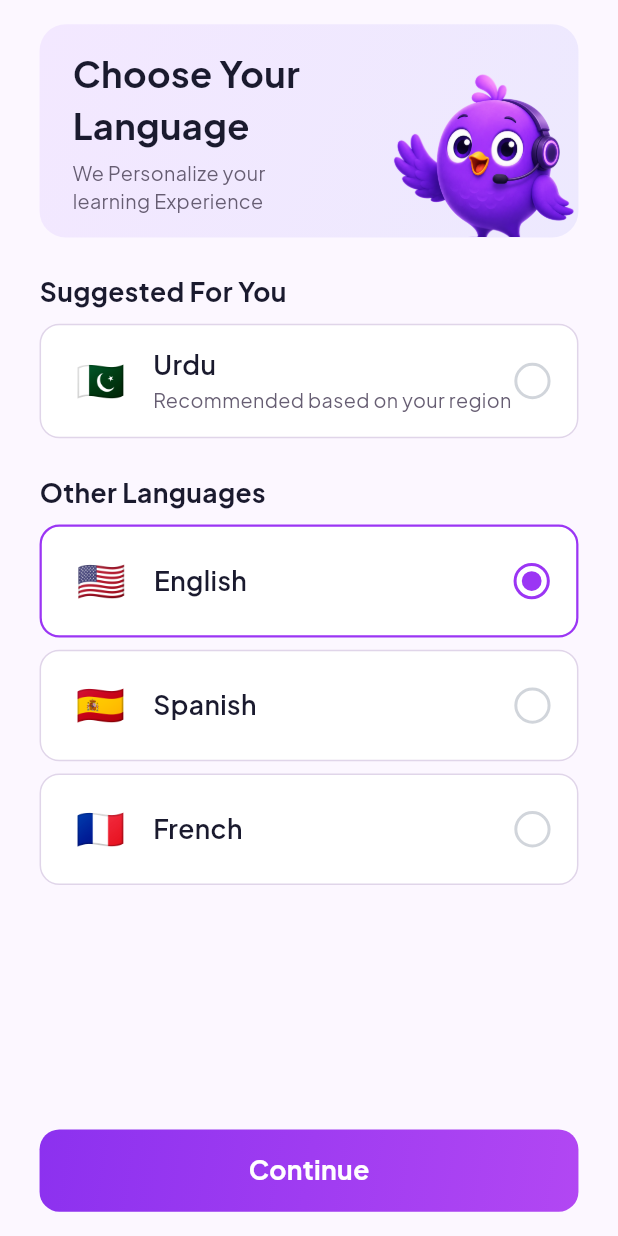
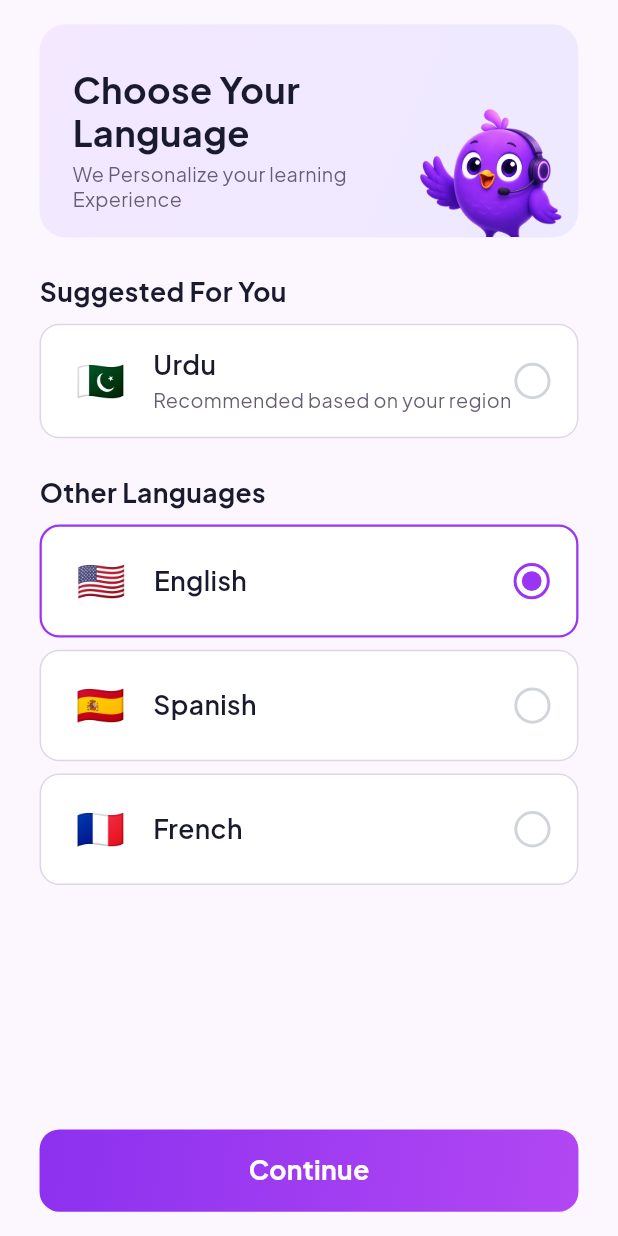
Before and after one commit to haa1117/Fluentta-AI, a Flutter app: the LanguageSelectionScreen screen opened directly, on a phone screen of 412 x 824 dp. Run offline on Flutter 3.47's test engine with Material 3 defaults, Android fonts, the phone set to English and light mode, and no system bars; our stand-ins replace app_links, cloud_firestore, confetti, connectivity_plus, dotted_decoration, dotted_line and 12 more; missing offline and left inert: in_app_purchase_android, record; accounts and stored records are empty; network calls fail; project files that could hold a hidden picture were left out.

Commit message:
Fix language selection Continue button and banner text overflow
Continue on the language picker had no loading state and no re-entry
guard, so a slow locale switch let a double-tap fire the flow twice.
LanguageViewModel.continueWithLanguage now guards against concurrent
calls and exposes isContinuing so the button shows a spinner and
disables itself while the switch is in flight.

Also gives the "Choose Your Language" banner a flexible height instead
of a fixed one, with maxLines + ellipsis on its text, so longer
translated strings don't overflow on small screens.

```diff
--- a/lib/views/language/language_selection_screen.dart
+++ b/lib/views/language/language_selection_screen.dart
@@ -94,7 +94,10 @@ class LanguageSelectionScreen extends StatelessWidget {
 
                   PrimaryButton(
                     text: l10n.continueBtn,
-                    onPressed: () => viewModel.continueWithLanguage(onComplete),
+                    isLoading: viewModel.isContinuing,
+                    onPressed: viewModel.isContinuing
+                        ? null
+                        : () => viewModel.continueWithLanguage(onComplete),
                   ),
                 ],
               ),
--- a/lib/widgets/common/language_banner.dart
+++ b/lib/widgets/common/language_banner.dart
@@ -14,61 +14,67 @@ class LanguageBanner extends StatelessWidget {
 
     return Container(
       width: double.infinity,
-      height: AppSizes.bannerHeight,
-      // padding: EdgeInsets.symmetric(
-      //   horizontal: AppSizes.w(20),
-      //   vertical: AppSizes.h(16),
-      // ),
+      constraints: BoxConstraints(minHeight: AppSizes.bannerHeight),
       decoration: BoxDecoration(
-        gradient:isDark ? null : AppColors.bannerGradient,
-        color: isDark ? Color(0xff302241):null,
+        gradient: isDark ? null : AppColors.bannerGradient,
+        color: isDark ? const Color(0xff302241) : null,
         borderRadius: BorderRadius.circular(AppSizes.cardRadius),
       ),
       child: Row(
+        crossAxisAlignment: CrossAxisAlignment.end,
         children: [
           Expanded(
             child: Padding(
-              padding:  EdgeInsets.symmetric(
-                  horizontal: AppSizes.w(20),
-                  vertical: AppSizes.h(16),
+              padding: EdgeInsets.symmetric(
+                horizontal: AppSizes.w(20),
+                vertical: AppSizes.h(16),
               ),
               child: Column(
                 crossAxisAlignment: CrossAxisAlignment.start,
                 mainAxisAlignment: MainAxisAlignment.center,
+                mainAxisSize: MainAxisSize.min,
                 children: [
                   Text(
                     l10n.chooseYourLanguage,
+                    maxLines: 2,
+                    overflow: TextOverflow.ellipsis,
                     style: TextStyle(
                       fontFamily: 'PlusJakartaSans',
                       fontSize: AppSizes.fontTitle,
                       fontWeight: FontWeight.w700,
-                      color:isDark ? AppColors.textPrimaryDark : AppColors.textPrimary,
+                      height: 1.2,
+                      color: isDark
+                          ? AppColors.textPrimaryDark
+                          : AppColors.textPrimary,
                     ),
                   ),
                   SizedBox(height: AppSizes.h(4)),
                   Text(
                     l10n.personalizeExperience,
+                    maxLines: 3,
+                    overflow: TextOverflow.ellipsis,
                     style: TextStyle(
                       fontFamily: 'PlusJakartaSans',
                       fontSize: AppSizes.fontCaption,
                       fontWeight: FontWeight.w400,
-                      color:isDark ? AppColors.textSecondaryDark : AppColors.textSecondary,
+                      height: 1.3,
+                      color: isDark
+                          ? AppColors.textSecondaryDark
+                          : AppColors.textSecondary,
                     ),
                   ),
                 ],
               ),
             ),
           ),
-          Align(
-            alignment: Alignment.bottomCenter,
-            child: Container(
+          Padding(
+            padding: EdgeInsetsDirectional.only(end: AppSizes.w(8)),
+            child: Image.asset(
+              AppAssets.chooseLanguageBird,
+              height: AppSizes.h(120),
+              width: AppSizes.w(100),
+              fit: BoxFit.contain,
               alignment: Alignment.bottomCenter,
-              // color: Colors.green,
-              child: Image.asset(
-                AppAssets.chooseLanguageBird,
-                height: AppSizes.h(120),
-                fit: BoxFit.contain,
-              ),
             ),
           ),
         ],
```
Also changed, not shown: lib/viewmodels/language_view_model.dart (+24 -3 lines).
